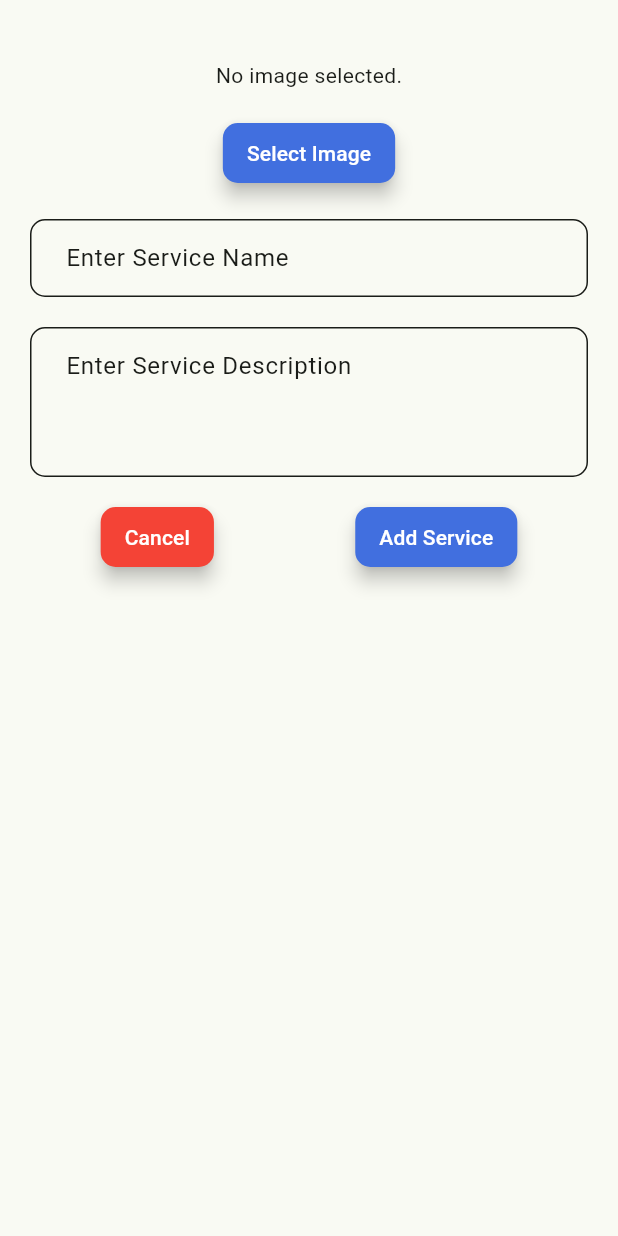
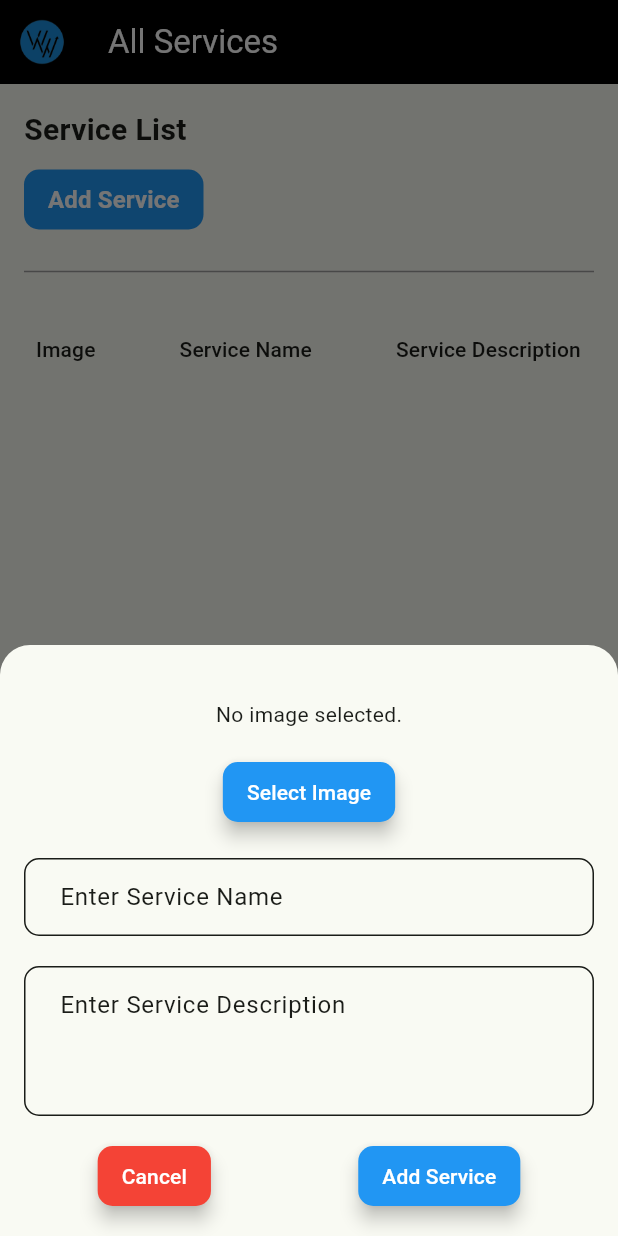
Before and after one commit to Najmuddin78/card, a Flutter app: the ServiceScreen screen opened directly, after a tap on "Add Service", on a phone screen of 412 x 824 dp. Run offline on Flutter 3.47's test engine with Material 3 defaults, Android fonts, the phone set to English and light mode, and no system bars; our stand-ins replace curved_navigation_bar, flutter_colorpicker, image_picker, shared_preferences; accounts and stored records are empty.

Commit message:
overlay screen

```diff
--- a/lib/screens/service_screen.dart
+++ b/lib/screens/service_screen.dart
@@ -1,5 +1,4 @@
 import 'dart:io';
-import 'package:card/theme/theme.dart';
 import 'package:flutter/material.dart';
 import 'package:image_picker/image_picker.dart';
 
@@ -72,24 +71,16 @@ class _ServiceScreenState extends State<ServiceScreen> {
                     alignment: Alignment.centerLeft,
                     child: ElevatedButton(
                       onPressed: () {
-                        Navigator.of(context).push(
-                          PageRouteBuilder(
-                            opaque: false,
-                            pageBuilder: (_, __, ___) =>
+                        showModalBottomSheet(
+                          context: context,
+                          builder: (_) =>
                               ServiceDialog(onServiceAdded: addService),
-                            transitionsBuilder: (context, animation, secondaryAnimation, child) {
-                              var begin = const Offset(0.0, 1.0);
-                              var end = Offset.zero;
-                              var curve = Curves.ease;
-
-                              var tween = Tween(begin: begin, end: end).chain(CurveTween(curve: curve));
-
-                              return SlideTransition(
-                                position: animation.drive(tween),
-                                child: child,
-                              );
-                            },
+                          shape: RoundedRectangleBorder(
+                            borderRadius: BorderRadius.vertical(
+                              top: Radius.circular(20),
                             ),
+                          ),
+                          isScrollControlled: true,
                         );
                       },
                       style: ElevatedButton.styleFrom(
@@ -99,7 +90,7 @@ class _ServiceScreenState extends State<ServiceScreen> {
                           borderRadius: BorderRadius.circular(10.0),
                         ),
                         elevation: 0,
-                        backgroundColor: lightColorScheme.primary,
+                        backgroundColor: Colors.blue,
                         foregroundColor: Colors.white,
                       ),
                       child: const Text(
@@ -201,7 +192,7 @@ class _ServiceScreenState extends State<ServiceScreen> {
                                     borderRadius: BorderRadius.circular(10.0),
                                   ),
                                   elevation: 0,
-                                  backgroundColor: lightColorScheme.primary,
+                                  backgroundColor: Colors.blue,
                                   foregroundColor: Colors.white,
                                 ),
                                 child: const Text(
@@ -305,14 +296,12 @@ class _ServiceDialogState extends State<ServiceDialog> {
 
   @override
   Widget build(BuildContext context) {
-    return Scaffold(
-      body: GestureDetector(
-        onTap: () {
-          FocusScope.of(context).unfocus();
-        },
-        child: SingleChildScrollView(
-          child: Container(
-            padding: const EdgeInsets.all(20.0),
+    return Container(
+      padding: EdgeInsets.only(
+        bottom: MediaQuery.of(context).viewInsets.bottom,
+      ),
+      child: Padding(
+        padding: const EdgeInsets.all(16.0),
         child: Form(
           key: _formKey,
           child: Column(
@@ -343,7 +332,7 @@ class _ServiceDialogState extends State<ServiceDialog> {
                   shape: RoundedRectangleBorder(
                     borderRadius: BorderRadius.circular(10),
                   ),
-                      backgroundColor: lightColorScheme.primary,
+                  backgroundColor: Colors.blue,
                   foregroundColor: Colors.white,
                 ),
                 child: const Text('Select Image'),
@@ -417,15 +406,13 @@ class _ServiceDialogState extends State<ServiceDialog> {
                       shape: RoundedRectangleBorder(
                         borderRadius: BorderRadius.circular(10),
                       ),
-                          backgroundColor: lightColorScheme.primary,
+                      backgroundColor: Colors.blue,
                     ),
                     child: const Text('Add Service'),
                   ),
                 ],
               ),
             ],
-              ),
-            ),
           ),
         ),
       ),
@@ -530,7 +517,7 @@ class _EditServiceDialogState extends State<EditServiceDialog> {
                         shape: RoundedRectangleBorder(
                           borderRadius: BorderRadius.circular(10),
                         ),
-                        backgroundColor: lightColorScheme.primary,
+                        backgroundColor: Colors.blue,
                         foregroundColor: Colors.white,
                       ),
                       child: const Text('Change Image'),
@@ -595,7 +582,7 @@ class _EditServiceDialogState extends State<EditServiceDialog> {
                       shape: RoundedRectangleBorder(
                         borderRadius: BorderRadius.circular(10),
                       ),
-                      backgroundColor: lightColorScheme.primary,
+                      backgroundColor: Colors.blue,
                       foregroundColor: Colors.white,
                     ),
                     child: const Text(
```
Lines whose indentation alone changed are shown as unchanged.
